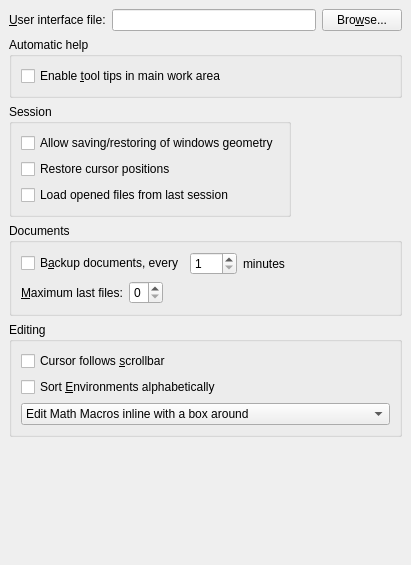
The window that src/frontends/qt4/ui/PrefUi.ui (cburschka/lyx) describes before a commit, drawn with Qt 5.
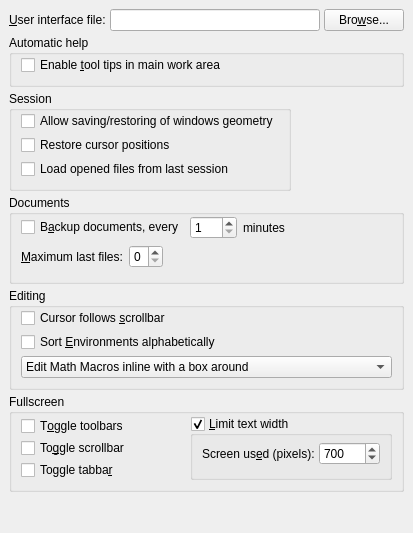
The same window after the commit.

Commit message:
Improve fullscreen mode (bug 4146).
- added toolbars/tabbar/scrollbar toggling
- added text width control
- added GUI preferences & menu & shortcut

Known problems:
- Outliner in Mac is seeking some Mac devie to fix (see hints here:
  http://www.mail-archive.com/lyx-devel@lists.lyx.org/msg135382.html )
- Toolbars visibility is shared between windows (views)
  (needs toolbars overhaul).
- Adding new tab items does not reflect fullscreen mode
  (i.e. margins and tabbar get visible)

The edit to the form file:
```diff
--- a/src/frontends/qt4/ui/PrefUi.ui
+++ b/src/frontends/qt4/ui/PrefUi.ui
@@ -5,14 +5,12 @@
    <rect>
     <x>0</x>
     <y>0</y>
-    <width>398</width>
-    <height>565</height>
+    <width>413</width>
+    <height>533</height>
    </rect>
   </property>
   <property name="sizePolicy" >
-   <sizepolicy>
-    <hsizetype>0</hsizetype>
-    <vsizetype>0</vsizetype>
+   <sizepolicy vsizetype="Fixed" hsizetype="Fixed" >
     <horstretch>0</horstretch>
     <verstretch>0</verstretch>
    </sizepolicy>
@@ -21,26 +19,27 @@
    <string/>
   </property>
   <layout class="QGridLayout" >
-   <property name="margin" >
-    <number>9</number>
-   </property>
-   <property name="spacing" >
-    <number>6</number>
-   </property>
-   <item row="6" column="1" >
-    <spacer>
-     <property name="orientation" >
-      <enum>Qt::Vertical</enum>
+   <item row="0" column="0" >
+    <widget class="QLabel" name="uiFileLA" >
+     <property name="text" >
+      <string>&amp;User interface file:</string>
      </property>
-     <property name="sizeHint" >
-      <size>
-       <width>204</width>
-       <height>101</height>
-      </size>
+     <property name="buddy" >
+      <cstring>uiFileED</cstring>
      </property>
-    </spacer>
+    </widget>
    </item>
-   <item row="1" column="0" colspan="3" >
+   <item row="0" column="1" >
+    <widget class="QLineEdit" name="uiFileED" />
+   </item>
+   <item row="0" column="2" colspan="2" >
+    <widget class="QPushButton" name="uiFilePB" >
+     <property name="text" >
+      <string>Bro&amp;wse...</string>
+     </property>
+    </widget>
+   </item>
+   <item row="1" column="0" colspan="4" >
     <widget class="QGroupBox" name="pixmapCacheGB_2" >
      <property name="title" >
       <string>Automatic help</string>
@@ -52,12 +51,24 @@
       <bool>true</bool>
      </property>
      <layout class="QGridLayout" >
-      <property name="margin" >
+      <property name="leftMargin" >
        <number>9</number>
       </property>
-      <property name="spacing" >
+      <property name="topMargin" >
+       <number>0</number>
+      </property>
+      <property name="rightMargin" >
+       <number>9</number>
+      </property>
+      <property name="bottomMargin" >
+       <number>9</number>
+      </property>
+      <property name="horizontalSpacing" >
        <number>6</number>
       </property>
+      <property name="verticalSpacing" >
+       <number>4</number>
+      </property>
       <item row="0" column="0" >
        <widget class="QCheckBox" name="tooltipCB" >
         <property name="toolTip" >
@@ -78,9 +89,7 @@
    <item row="2" column="0" colspan="3" >
     <widget class="QGroupBox" name="GeometryGB" >
      <property name="sizePolicy" >
-      <sizepolicy>
-       <hsizetype>0</hsizetype>
-       <vsizetype>0</vsizetype>
+      <sizepolicy vsizetype="Fixed" hsizetype="Fixed" >
        <horstretch>0</horstretch>
        <verstretch>0</verstretch>
       </sizepolicy>
@@ -92,11 +101,8 @@
       <bool>true</bool>
      </property>
      <layout class="QGridLayout" >
-      <property name="margin" >
-       <number>9</number>
-      </property>
-      <property name="spacing" >
-       <number>6</number>
+      <property name="topMargin" >
+       <number>0</number>
       </property>
       <item row="0" column="0" >
        <widget class="QCheckBox" name="allowGeometrySessionCB" >
@@ -111,13 +117,6 @@
         </property>
        </widget>
       </item>
-      <item row="2" column="0" >
-       <widget class="QCheckBox" name="loadSessionCB" >
-        <property name="text" >
-         <string>Load opened files from last session</string>
-        </property>
-       </widget>
-      </item>
       <item row="1" column="0" >
        <widget class="QCheckBox" name="restoreCursorCB" >
         <property name="text" >
@@ -125,84 +124,17 @@
         </property>
        </widget>
       </item>
-     </layout>
-    </widget>
-   </item>
-   <item row="0" column="0" >
-    <widget class="QLabel" name="uiFileLA" >
-     <property name="text" >
-      <string>&amp;User interface file:</string>
-     </property>
-     <property name="buddy" >
-      <cstring>uiFileED</cstring>
-     </property>
-    </widget>
-   </item>
-   <item row="0" column="1" >
-    <widget class="QLineEdit" name="uiFileED" />
-   </item>
-   <item row="0" column="2" >
-    <widget class="QPushButton" name="uiFilePB" >
-     <property name="text" >
-      <string>Bro&amp;wse...</string>
-     </property>
-    </widget>
-   </item>
-   <item row="4" column="0" colspan="3" >
-    <widget class="QGroupBox" name="scrollGB" >
-     <property name="title" >
-      <string>Editing</string>
-     </property>
-     <property name="alignment" >
-      <set>Qt::AlignLeading|Qt::AlignLeft|Qt::AlignTop</set>
-     </property>
-     <property name="flat" >
-      <bool>true</bool>
-     </property>
-     <layout class="QGridLayout" >
-      <property name="margin" >
-       <number>9</number>
-      </property>
-      <property name="spacing" >
-       <number>6</number>
-      </property>
-      <item row="0" column="0" >
-       <widget class="QCheckBox" name="cursorFollowsCB" >
-        <property name="text" >
-         <string>Cursor follows &amp;scrollbar</string>
-        </property>
-       </widget>
-      </item>
-      <item row="1" column="0" >
-       <widget class="QCheckBox" name="sortEnvironmentsCB" >
-        <property name="text" >
-         <string>Sort &amp;Environments alphabetically</string>
-        </property>
-       </widget>
-      </item>
       <item row="2" column="0" >
-       <widget class="QComboBox" name="macroEditStyleCO" >
-        <item>
-         <property name="text" >
-          <string>Edit Math Macros inline with a box around</string>
-         </property>
-        </item>
-        <item>
-         <property name="text" >
-          <string>Edit Math Macros inline with the name in the status bar</string>
-         </property>
-        </item>
-        <item>
-         <property name="text" >
-          <string>Edit Math Macros with a parameter list (like in LyX &lt; 1.6)</string>
-         </property>
-        </item>
+       <widget class="QCheckBox" name="loadSessionCB" >
+        <property name="text" >
+         <string>Load opened files from last session</string>
+        </property>
        </widget>
       </item>
      </layout>
     </widget>
    </item>
-   <item row="3" column="0" colspan="3" >
+   <item row="3" column="0" colspan="4" >
     <widget class="QGroupBox" name="documentsGB" >
      <property name="title" >
       <string>Documents</string>
@@ -211,26 +143,32 @@
       <bool>true</bool>
      </property>
      <layout class="QGridLayout" >
-      <property name="margin" >
-       <number>9</number>
+      <property name="topMargin" >
+       <number>1</number>
       </property>
-      <property name="spacing" >
-       <number>6</number>
+      <property name="bottomMargin" >
+       <number>13</number>
       </property>
+      <property name="horizontalSpacing" >
+       <number>-1</number>
+      </property>
+      <property name="verticalSpacing" >
+       <number>-1</number>
+      </property>
+      <item row="0" column="0" >
+       <widget class="QCheckBox" name="autoSaveCB" >
+        <property name="text" >
+         <string>B&amp;ackup documents, every</string>
+        </property>
+       </widget>
+      </item>
       <item row="0" column="1" >
        <widget class="QSpinBox" name="autoSaveSB" >
-        <property name="maximum" >
-         <number>300</number>
-        </property>
         <property name="minimum" >
          <number>1</number>
         </property>
-       </widget>
-      </item>
-      <item row="0" column="0" >
-       <widget class="QCheckBox" name="autoSaveCB" >
-        <property name="text" >
-         <string>B&amp;ackup documents, every</string>
+        <property name="maximum" >
+         <number>300</number>
         </property>
        </widget>
       </item>
@@ -248,20 +186,29 @@
         </property>
         <property name="sizeHint" >
          <size>
-          <width>40</width>
-          <height>20</height>
+          <width>61</width>
+          <height>21</height>
          </size>
         </property>
        </spacer>
       </item>
       <item row="1" column="0" colspan="4" >
        <layout class="QHBoxLayout" >
-        <property name="margin" >
-         <number>0</number>
-        </property>
         <property name="spacing" >
          <number>6</number>
         </property>
+        <property name="leftMargin" >
+         <number>0</number>
+        </property>
+        <property name="topMargin" >
+         <number>0</number>
+        </property>
+        <property name="rightMargin" >
+         <number>0</number>
+        </property>
+        <property name="bottomMargin" >
+         <number>0</number>
+        </property>
         <item>
          <widget class="QLabel" name="lastfilesLA" >
           <property name="text" >
@@ -297,8 +244,194 @@
      </layout>
     </widget>
    </item>
+   <item row="4" column="0" colspan="4" >
+    <widget class="QGroupBox" name="scrollGB" >
+     <property name="title" >
+      <string>Editing</string>
+     </property>
+     <property name="alignment" >
+      <set>Qt::AlignLeading|Qt::AlignLeft|Qt::AlignTop</set>
+     </property>
+     <property name="flat" >
+      <bool>true</bool>
+     </property>
+     <layout class="QGridLayout" >
+      <property name="topMargin" >
+       <number>0</number>
+      </property>
+      <item row="0" column="0" >
+       <widget class="QCheckBox" name="cursorFollowsCB" >
+        <property name="text" >
+         <string>Cursor follows &amp;scrollbar</string>
+        </property>
+       </widget>
+      </item>
+      <item row="1" column="0" >
+       <widget class="QCheckBox" name="sortEnvironmentsCB" >
+        <property name="text" >
+         <string>Sort &amp;Environments alphabetically</string>
+        </property>
+       </widget>
+      </item>
+      <item row="2" column="0" >
+       <widget class="QComboBox" name="macroEditStyleCO" >
+        <item>
+         <property name="text" >
+          <string>Edit Math Macros inline with a box around</string>
+         </property>
+        </item>
+        <item>
+         <property name="text" >
+          <string>Edit Math Macros inline with the name in the status bar</string>
+         </property>
+        </item>
+        <item>
+         <property name="text" >
+          <string>Edit Math Macros with a parameter list (like in LyX &lt; 1.6)</string>
+         </property>
+        </item>
+       </widget>
+      </item>
+     </layout>
+    </widget>
+   </item>
+   <item row="5" column="0" colspan="4" >
+    <widget class="QGroupBox" name="fullscreenGB" >
+     <property name="sizePolicy" >
+      <sizepolicy vsizetype="Preferred" hsizetype="Preferred" >
+       <horstretch>0</horstretch>
+       <verstretch>0</verstretch>
+      </sizepolicy>
+     </property>
+     <property name="title" >
+      <string>Fullscreen</string>
+     </property>
+     <property name="alignment" >
+      <set>Qt::AlignLeading|Qt::AlignLeft|Qt::AlignTop</set>
+     </property>
+     <property name="flat" >
+      <bool>true</bool>
+     </property>
+     <layout class="QGridLayout" >
+      <property name="topMargin" >
+       <number>2</number>
+      </property>
+      <property name="horizontalSpacing" >
+       <number>4</number>
+      </property>
+      <property name="verticalSpacing" >
+       <number>2</number>
+      </property>
+      <item row="0" column="0" >
+       <widget class="QCheckBox" name="toggleToolbarsCB" >
+        <property name="sizePolicy" >
+         <sizepolicy vsizetype="Fixed" hsizetype="Maximum" >
+          <horstretch>0</horstretch>
+          <verstretch>0</verstretch>
+         </sizepolicy>
+        </property>
+        <property name="text" >
+         <string>T&amp;oggle toolbars</string>
+        </property>
+       </widget>
+      </item>
+      <item rowspan="3" row="0" column="2" >
+       <widget class="QGroupBox" name="fullscreenLimitGB" >
+        <property name="title" >
+         <string>&amp;Limit text width</string>
+        </property>
+        <property name="checkable" >
+         <bool>true</bool>
+        </property>
+        <layout class="QGridLayout" >
+         <property name="leftMargin" >
+          <number>9</number>
+         </property>
+         <property name="topMargin" >
+          <number>4</number>
+         </property>
+         <property name="verticalSpacing" >
+          <number>-1</number>
+         </property>
+         <item row="0" column="0" >
+          <layout class="QGridLayout" >
+           <item row="0" column="0" >
+            <widget class="QLabel" name="label_2" >
+             <property name="text" >
+              <string>Screen us&amp;ed (pixels):</string>
+             </property>
+             <property name="buddy" >
+              <cstring>fullscreenWidthSB</cstring>
+             </property>
+            </widget>
+           </item>
+           <item row="0" column="1" >
+            <widget class="QSpinBox" name="fullscreenWidthSB" >
+             <property name="minimum" >
+              <number>0</number>
+             </property>
+             <property name="maximum" >
+              <number>10000</number>
+             </property>
+             <property name="singleStep" >
+              <number>10</number>
+             </property>
+             <property name="value" >
+              <number>700</number>
+             </property>
+            </widget>
+           </item>
+          </layout>
+         </item>
+        </layout>
+       </widget>
+      </item>
+      <item row="1" column="0" >
+       <widget class="QCheckBox" name="toggleScrollbarCB" >
+        <property name="text" >
+         <string>To&amp;ggle scrollbar</string>
+        </property>
+       </widget>
+      </item>
+      <item row="2" column="0" >
+       <widget class="QCheckBox" name="toggleTabbarCB" >
+        <property name="text" >
+         <string>Toggle tabba&amp;r</string>
+        </property>
+       </widget>
+      </item>
+      <item row="1" column="1" >
+       <spacer>
+        <property name="orientation" >
+         <enum>Qt::Horizontal</enum>
+        </property>
+        <property name="sizeHint" >
+         <size>
+          <width>40</width>
+          <height>20</height>
+         </size>
+        </property>
+       </spacer>
+      </item>
+     </layout>
+    </widget>
+   </item>
+   <item row="6" column="0" colspan="4" >
+    <spacer>
+     <property name="orientation" >
+      <enum>Qt::Vertical</enum>
+     </property>
+     <property name="sizeHint" >
+      <size>
+       <width>295</width>
+       <height>16</height>
+      </size>
+     </property>
+    </spacer>
+   </item>
   </layout>
  </widget>
+ <layoutdefault spacing="4" margin="9" />
  <tabstops>
   <tabstop>uiFileED</tabstop>
   <tabstop>uiFilePB</tabstop>
```
The commit also changes 11 other files.
